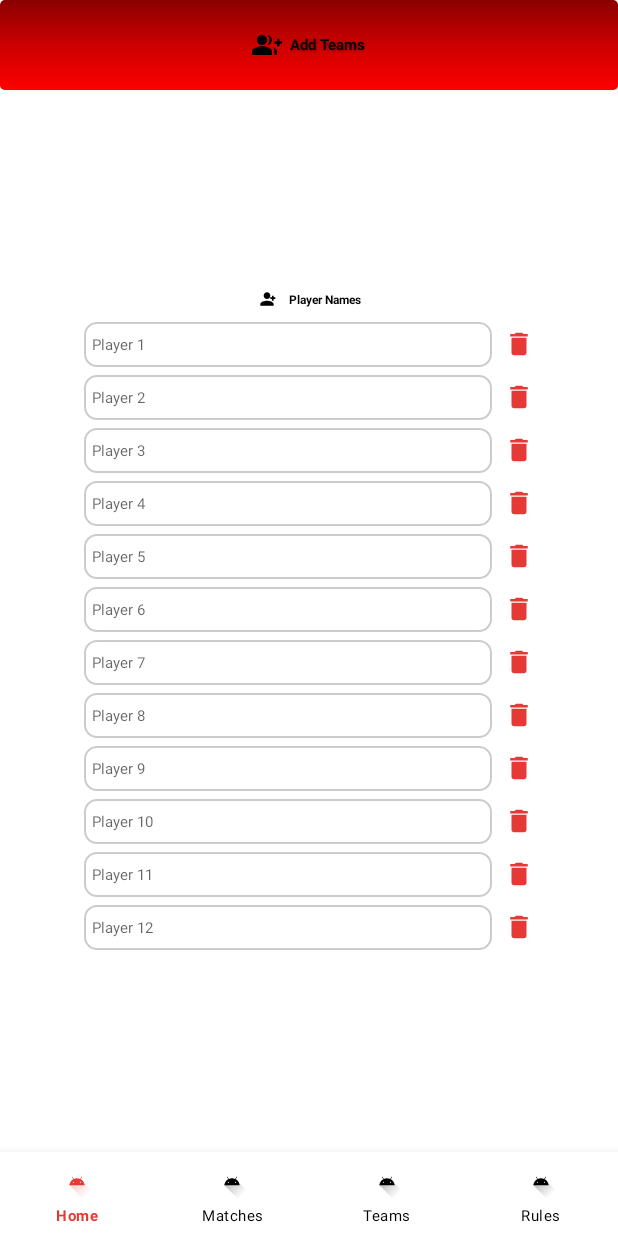
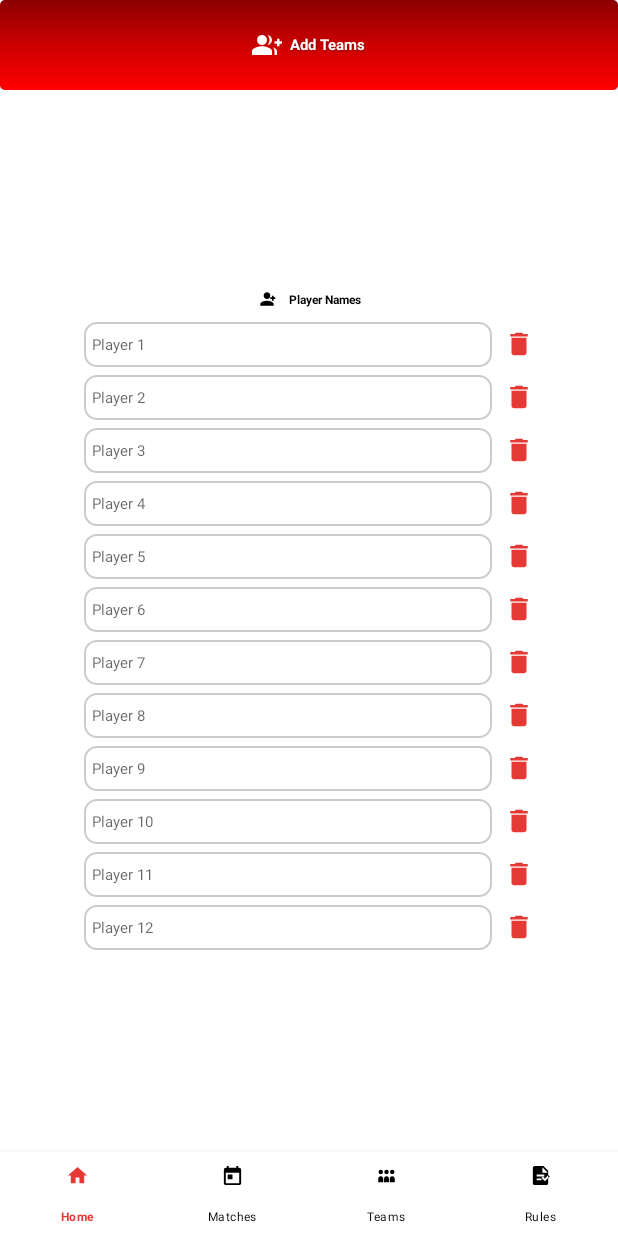
Before and after one commit to anusha122003/Volnet, an Android app: the screen it shows after launch (MainActivity), on a phone screen of 412 x 824 dp. Run offline under Robolectric (Android 15) with nearby library versions, the phone set to English and light mode, and no system bars.

Commit message:
Update the add teams page

```diff
--- a/app/src/main/res/drawable/add_team.xml
+++ b/app/src/main/res/drawable/add_team.xml
@@ -1,4 +1,4 @@
-<vector xmlns:android="http://schemas.android.com/apk/res/android" android:height="24dp" android:tint="#000000" android:viewportHeight="24" android:viewportWidth="24" android:width="24dp">
+<vector xmlns:android="http://schemas.android.com/apk/res/android" android:height="24dp" android:tint="#FFFFFF" android:viewportHeight="24" android:viewportWidth="24" android:width="24dp">
 
     <path android:fillColor="@android:color/white" android:pathData="M22,9l0,-2l-2,0l0,2l-2,0l0,2l2,0l0,2l2,0l0,-2l2,0l0,-2z"/>
 
--- /dev/null
+++ b/app/src/main/res/drawable/home.xml
@@ -0,0 +1,10 @@
+<vector xmlns:android="http://schemas.android.com/apk/res/android"
+    android:width="24dp"
+    android:height="24dp"
+    android:viewportWidth="24"
+    android:viewportHeight="24">
+
+    <path
+        android:fillColor="#000000"
+        android:pathData="M10,20v-6h4v6h5v-8h3L12,3 2,12h3v8z"/>
+</vector>
--- /dev/null
+++ b/app/src/main/res/drawable/matches.xml
@@ -0,0 +1,11 @@
+<vector xmlns:android="http://schemas.android.com/apk/res/android"
+    android:width="24dp"
+    android:height="24dp"
+    android:viewportWidth="24"
+    android:viewportHeight="24">
+
+    <!-- Calendar icon -->
+    <path
+        android:fillColor="#000000"
+        android:pathData="M19,4h-1V2h-2v2H8V2H6v2H5c-1.1,0 -2,0.9 -2,2v14c0,1.1 0.9,2 2,2h14c1.1,0 2,-0.9 2,-2V6c0,-1.1 -0.9,-2 -2,-2zM19,20H5V9h14v11zM7,11h5v5H7v-5z"/>
+</vector>
--- /dev/null
+++ b/app/src/main/res/drawable/rules.xml
@@ -0,0 +1,11 @@
+<vector xmlns:android="http://schemas.android.com/apk/res/android"
+    android:width="24dp"
+    android:height="24dp"
+    android:viewportWidth="24"
+    android:viewportHeight="24">
+
+    <!-- Rules icon: document with checkmark -->
+    <path
+        android:fillColor="#000000"
+        android:pathData="M6,2h9l5,5v13c0,1.1 -0.9,2 -2,2H6c-1.1,0 -2,-0.9 -2,-2V4c0,-1.1 0.9,-2 2,-2zM14,3.5V9h5.5L14,3.5zM8,13h8v-2H8v2zm0,4h5v-2H8v2zm8.6,-1.8l-2.1,-2.1 -1.4,1.4 3.5,3.5 5,-5 -1.4,-1.4 -3.6,3.6z"/>
+</vector>
--- /dev/null
+++ b/app/src/main/res/drawable/team.xml
@@ -0,0 +1,36 @@
+<vector xmlns:android="http://schemas.android.com/apk/res/android"
+    android:width="64dp"
+    android:height="64dp"
+    android:viewportWidth="64"
+    android:viewportHeight="64">
+
+    <!-- Left head -->
+    <path
+        android:fillColor="#000000"
+        android:pathData="M16,28c4,0 6,-2.6 6,-6s-2,-6 -6,-6 -6,2.6 -6,6 2,6 6,6z"/>
+
+    <!-- Center head -->
+    <path
+        android:fillColor="#000000"
+        android:pathData="M32,28c4,0 6,-2.6 6,-6s-2,-6 -6,-6 -6,2.6 -6,6 2,6 6,6z"/>
+
+    <!-- Right head -->
+    <path
+        android:fillColor="#000000"
+        android:pathData="M48,28c4,0 6,-2.6 6,-6s-2,-6 -6,-6 -6,2.6 -6,6 2,6 6,6z"/>
+
+    <!-- Left body (shifted right a bit) -->
+    <path
+        android:fillColor="#000000"
+        android:pathData="M16,34c-6,0 -7,4.5 -7,9v8h14v-8c0,-4.5 -1.5,-9 -7,-9z"/>
+
+    <!-- Center body (shifted right a bit) -->
+    <path
+        android:fillColor="#000000"
+        android:pathData="M32,34c-6,0 -7,4.5 -7,9v8h14v-8c0,-4.5 -1.5,-9 -7,-9z"/>
+
+    <!-- Right body (shifted right a bit) -->
+    <path
+        android:fillColor="#000000"
+        android:pathData="M48,34c-6,0 -7,4.5 -7,9v8h14v-8c0,-4.5 -1.5,-9 -7,-9z"/>
+</vector>
--- a/app/src/main/res/layout/add_teams.xml
+++ b/app/src/main/res/layout/add_teams.xml
@@ -33,7 +33,7 @@
             android:layout_width="wrap_content"
             android:layout_height="wrap_content"
             android:text="@string/add_teams"
-            android:textColor="@android:color/black"
+            android:textColor="@android:color/white"
             android:textSize="10sp"
             android:textStyle="bold"
             android:shadowColor="#55000000"
@@ -421,7 +421,8 @@
     app:itemTextAppearanceActive="@style/BottomNavTextSmall"
     app:itemTextAppearanceInactive="@style/BottomNavTextSmall"
     app:menu="@menu/bottom_nav_menu"
-    app:labelVisibilityMode="labeled"
+        app:itemIconSize="15dp"
+        app:labelVisibilityMode="labeled"
     app:layout_constraintBottom_toBottomOf="parent"
     app:layout_constraintStart_toStartOf="parent"
     app:layout_constraintEnd_toEndOf="parent"/>
--- a/app/src/main/res/menu/bottom_nav_menu.xml
+++ b/app/src/main/res/menu/bottom_nav_menu.xml
@@ -3,24 +3,24 @@
 
     <item
         android:id="@+id/nav_home"
-        android:icon="@drawable/ic_launcher_foreground"
+        android:icon="@drawable/home"
         android:title="Home"
 
         />
 
     <item
         android:id="@+id/nav_matches"
-        android:icon="@drawable/ic_launcher_foreground"
+        android:icon="@drawable/matches"
         android:title="Matches" />
 
     <item
         android:id="@+id/nav_teams"
-        android:icon="@drawable/ic_launcher_foreground"
+        android:icon="@drawable/team"
         android:title="Teams" />
 
     <item
         android:id="@+id/nav_rules"
-        android:icon="@drawable/ic_launcher_foreground"
+        android:icon="@drawable/rules"
         android:title="Rules" />
 
 </menu>
--- a/app/src/main/res/values/theme.xml
+++ b/app/src/main/res/values/theme.xml
@@ -19,7 +19,7 @@
         <item name="android:textColorSecondary">@android:color/darker_gray</item>
     </style>
     <style name="BottomNavTextSmall" parent="TextAppearance.MaterialComponents.Caption">
-        <item name="android:textSize">10sp</item>
+        <item name="android:textSize">8sp</item>
     </style>
 
     <!-- Bottom Navigation style -->
```
